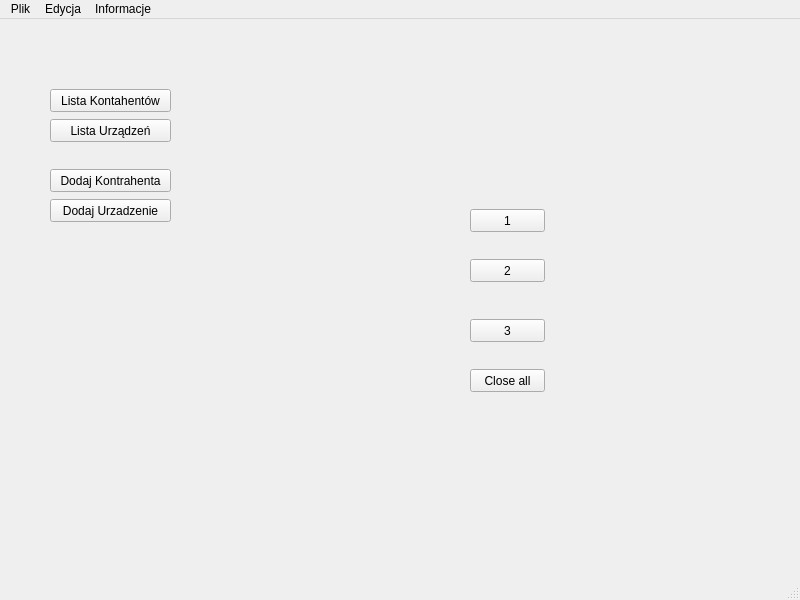
First picture: the form in mainwindow.ui, repository Astropl/TestRamek, before the edit.
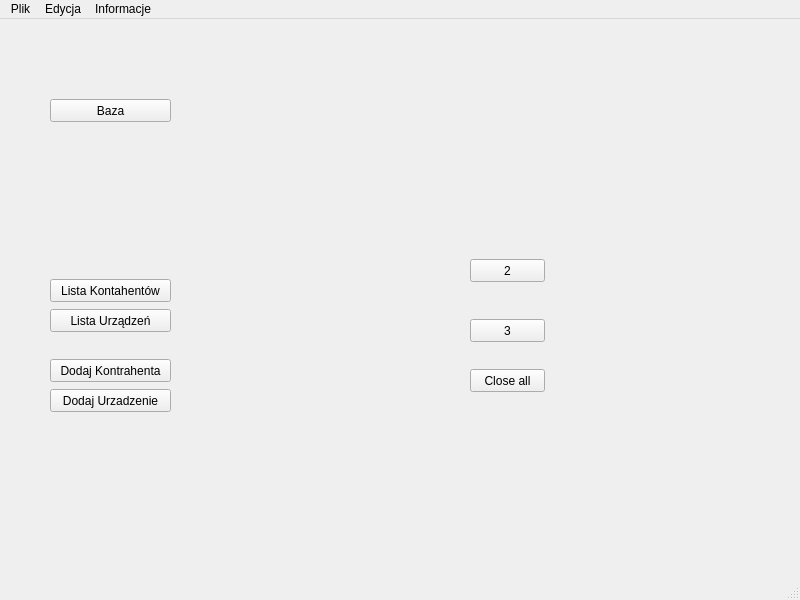
Second picture: the form after the edit.

Diff of the .ui file:
```diff
--- a/mainwindow.ui
+++ b/mainwindow.ui
@@ -17,14 +17,14 @@
    <widget class="QPushButton" name="pushButton">
     <property name="geometry">
      <rect>
-      <x>470</x>
-      <y>190</y>
-      <width>75</width>
+      <x>50</x>
+      <y>80</y>
+      <width>121</width>
       <height>23</height>
      </rect>
     </property>
     <property name="text">
-     <string>1</string>
+     <string>Baza</string>
     </property>
    </widget>
    <widget class="QPushButton" name="pushButton_2">
@@ -70,7 +70,7 @@
     <property name="geometry">
      <rect>
       <x>50</x>
-      <y>150</y>
+      <y>340</y>
       <width>121</width>
       <height>23</height>
      </rect>
@@ -83,7 +83,7 @@
     <property name="geometry">
      <rect>
       <x>50</x>
-      <y>180</y>
+      <y>370</y>
       <width>121</width>
       <height>23</height>
      </rect>
@@ -96,7 +96,7 @@
     <property name="geometry">
      <rect>
       <x>50</x>
-      <y>70</y>
+      <y>260</y>
       <width>121</width>
       <height>23</height>
      </rect>
@@ -109,7 +109,7 @@
     <property name="geometry">
      <rect>
       <x>50</x>
-      <y>100</y>
+      <y>290</y>
       <width>121</width>
       <height>23</height>
      </rect>
```
